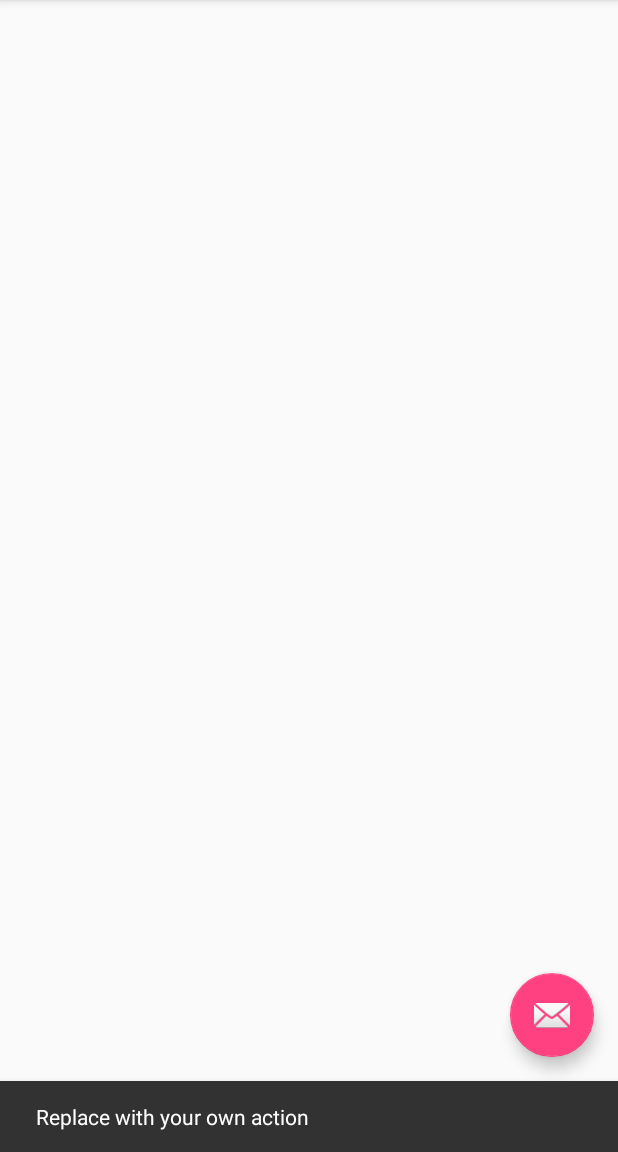
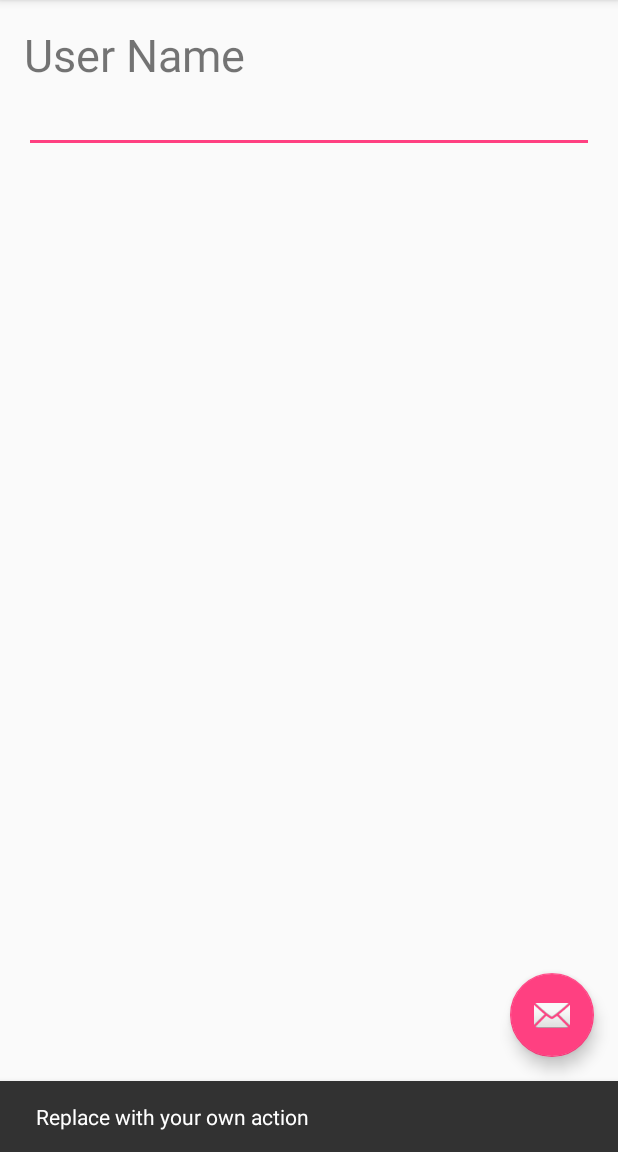
Before and after one commit to fcu-D0409888/Mr.JE, an Android app: the screen it shows after launch (MainActivity), after a tap on an icon or button, on a phone screen of 412 x 824 dp, the part 84-1236 px from its top. Run offline under Robolectric (Android 15) with nearby library versions, the phone set to English and light mode, and no system bars.

Commit message:
Second Commit

```diff
--- a/app/src/main/res/layout/content_main.xml
+++ b/app/src/main/res/layout/content_main.xml
@@ -20,5 +20,21 @@
         android:layout_alignParentTop="true"
         android:layout_alignParentEnd="true">
 
+        <TextView
+            android:text="User Name"
+            android:layout_width="match_parent"
+            android:layout_height="wrap_content"
+            android:id="@+id/textView"
+            android:textSize="30sp" />
+
+        <EditText
+            android:layout_width="match_parent"
+            android:layout_height="wrap_content"
+            android:inputType="textPersonName"
+            android:ems="10"
+            android:id="@+id/editText"
+            android:selectAllOnFocus="false"
+            android:singleLine="false" />
+        =/>
     </LinearLayout>
 </RelativeLayout>
```
